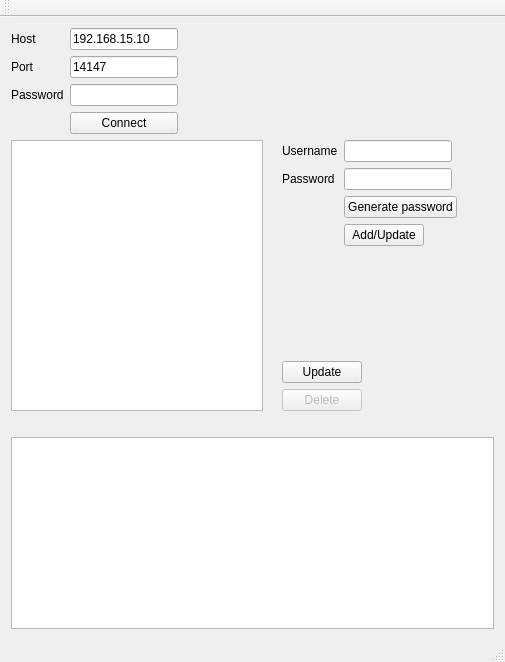
Old version of the form mainwindow.ui in the repository AndWass/FilezillaUserAdmin.
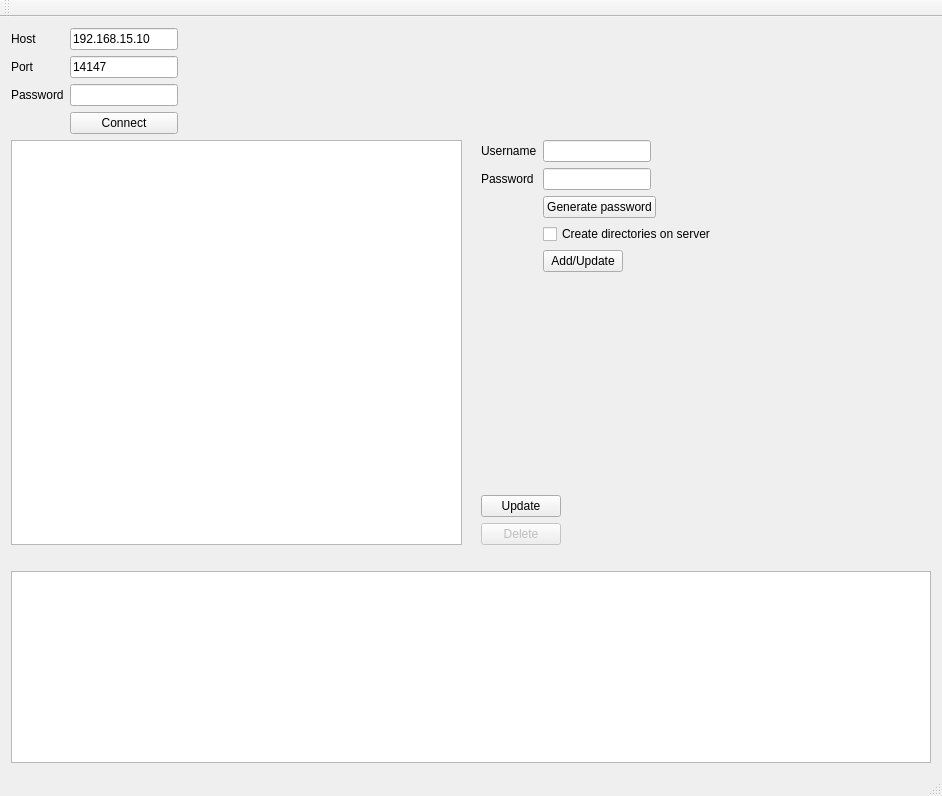
New version of the form.

Commit message: Added checkbox to decide whether a directory should be created on the server or not

```diff
--- a/mainwindow.ui
+++ b/mainwindow.ui
@@ -6,8 +6,8 @@
    <rect>
     <x>0</x>
     <y>0</y>
-    <width>505</width>
-    <height>662</height>
+    <width>942</width>
+    <height>796</height>
    </rect>
   </property>
   <property name="sizePolicy">
@@ -185,7 +185,7 @@
                   </property>
                  </widget>
                 </item>
-                <item row="3" column="1">
+                <item row="4" column="1">
                  <layout class="QHBoxLayout" name="horizontalLayout_4">
                   <item>
                    <widget class="QPushButton" name="btnAddUser">
@@ -239,6 +239,13 @@
                   </item>
                  </layout>
                 </item>
+                <item row="3" column="1">
+                 <widget class="QCheckBox" name="cbCreateServerDir">
+                  <property name="text">
+                   <string>Create directories on server</string>
+                  </property>
+                 </widget>
+                </item>
                </layout>
               </item>
              </layout>
```
Left out of the diff: 4 changed lines with no effect on the pictures. The commit also changes 8 other files.
